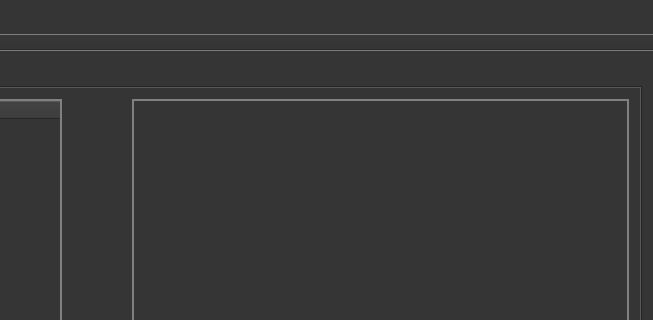
Before: the Qt Designer form VerklegtNamskeidH3/mainwindow.ui in Eytor/VerklegtNamskeid, drawn with Qt 5; both pictures show x 459 to 1112 and y 0 to 320 of the 1112 by 742 pixel window.
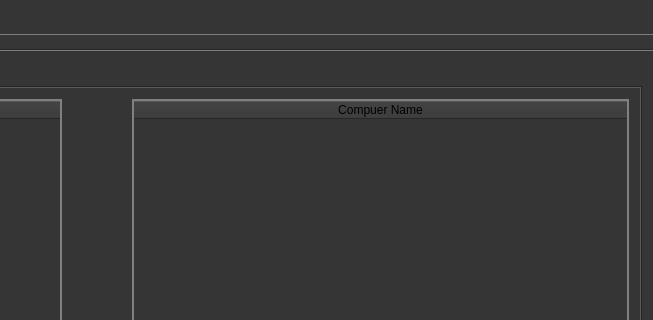
After: the same form once the commit is applied.

```diff
--- a/VerklegtNamskeidH3/mainwindow.ui
+++ b/VerklegtNamskeidH3/mainwindow.ui
@@ -539,7 +539,19 @@
            </widget>
           </item>
           <item>
-           <widget class="QTableWidget" name="computer_link_table"/>
+           <widget class="QTableWidget" name="computer_link_table">
+            <attribute name="horizontalHeaderStretchLastSection">
+             <bool>true</bool>
+            </attribute>
+            <attribute name="verticalHeaderVisible">
+             <bool>false</bool>
+            </attribute>
+            <column>
+             <property name="text">
+              <string>Compuer Name</string>
+             </property>
+            </column>
+           </widget>
           </item>
          </layout>
         </item>
```
Left out of the diff: 2 changed lines with no effect on the pictures.
